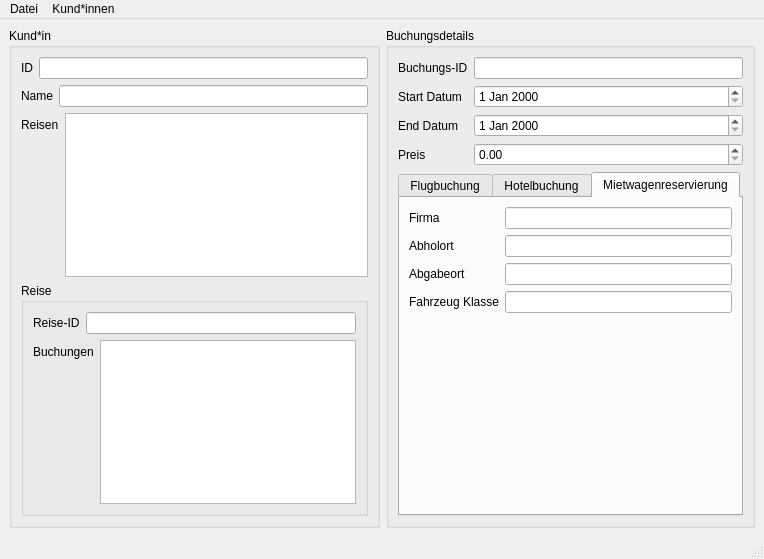
First picture: the form in mainwindow.ui, repository WladlenM/Reisebuero_Projekt, before the edit.
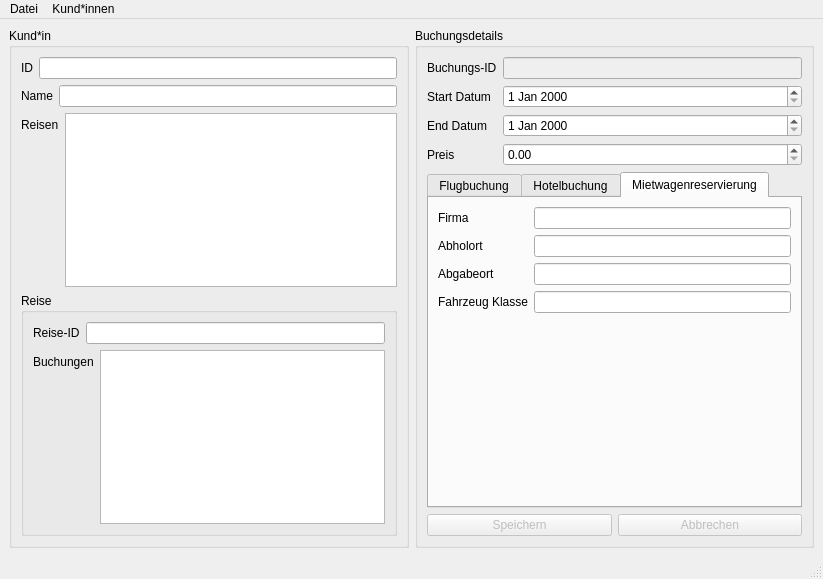
Second picture: the form after the edit. The open tabs and pages were chosen to show the change.

What changed in the file:
```diff
--- a/mainwindow.ui
+++ b/mainwindow.ui
@@ -6,15 +6,15 @@
    <rect>
     <x>0</x>
     <y>0</y>
-    <width>764</width>
-    <height>559</height>
+    <width>823</width>
+    <height>579</height>
    </rect>
   </property>
   <property name="windowTitle">
    <string>MainWindow</string>
   </property>
   <widget class="QWidget" name="centralwidget">
-   <layout class="QHBoxLayout" name="horizontalLayout_5">
+   <layout class="QHBoxLayout" name="horizontalLayout_8">
     <item>
      <layout class="QHBoxLayout" name="horizontalLayout_4">
       <item>
@@ -87,6 +87,9 @@
                <property name="frameShadow">
                 <enum>QFrame::Sunken</enum>
                </property>
+               <property name="sizeAdjustPolicy">
+                <enum>QAbstractScrollArea::AdjustIgnored</enum>
+               </property>
                <property name="horizontalScrollMode">
                 <enum>QAbstractItemView::ScrollPerItem</enum>
                </property>
@@ -168,7 +171,11 @@
               </widget>
              </item>
              <item row="0" column="1">
-              <widget class="QLineEdit" name="lineEditBuchungId"/>
+              <widget class="QLineEdit" name="lineEditBuchungId">
+               <property name="enabled">
+                <bool>false</bool>
+               </property>
+              </widget>
              </item>
              <item row="1" column="0">
               <widget class="QLabel" name="label_18">
@@ -198,7 +205,11 @@
               </widget>
              </item>
              <item row="3" column="1">
-              <widget class="QDoubleSpinBox" name="doubleSpinBoxPreis"/>
+              <widget class="QDoubleSpinBox" name="doubleSpinBoxPreis">
+               <property name="maximum">
+                <double>99999.990000000005239</double>
+               </property>
+              </widget>
              </item>
             </layout>
            </item>
@@ -352,6 +363,30 @@
              </widget>
             </widget>
            </item>
+           <item>
+            <layout class="QHBoxLayout" name="horizontalLayout_5">
+             <item>
+              <widget class="QPushButton" name="pushButtonSave">
+               <property name="enabled">
+                <bool>false</bool>
+               </property>
+               <property name="text">
+                <string>Speichern</string>
+               </property>
+              </widget>
+             </item>
+             <item>
+              <widget class="QPushButton" name="pushButtonCancel">
+               <property name="enabled">
+                <bool>false</bool>
+               </property>
+               <property name="text">
+                <string>Abbrechen</string>
+               </property>
+              </widget>
+             </item>
+            </layout>
+           </item>
           </layout>
          </item>
         </layout>
@@ -367,7 +402,7 @@
     <rect>
      <x>0</x>
      <y>0</y>
-     <width>764</width>
+     <width>823</width>
      <height>17</height>
     </rect>
    </property>
```
Left out of the diff: 2 changed lines with no effect on the pictures.
